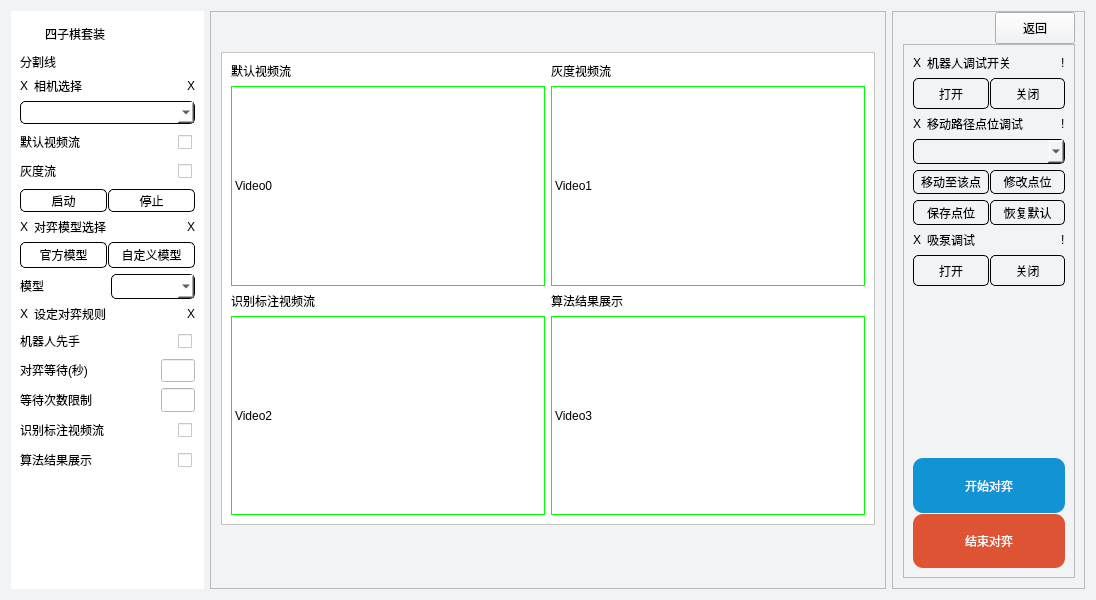
Qt form layouts/app_page.ui (elephantrobotics/Connect-4-Kit) before a commit.
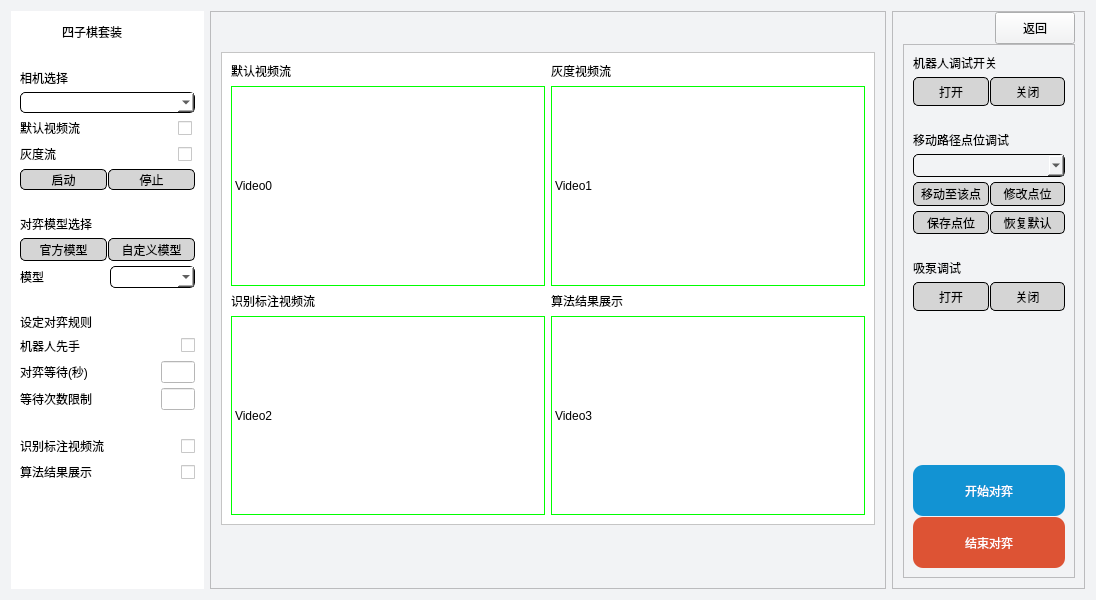
The same form after that commit. Icons and pictures are not drawn.

Commit message: gray button style & add more space between

```diff
--- a/layouts/app_page.ui
+++ b/layouts/app_page.ui
@@ -28,7 +28,10 @@
      <property name="styleSheet">
       <string notr="true">background : rgb(255, 255, 255)</string>
      </property>
-     <layout class="QVBoxLayout" name="verticalLayout_12" stretch="1,1,5,3,4,2,4">
+     <layout class="QVBoxLayout" name="verticalLayout_12" stretch="1,5,3,4,2,4">
+      <property name="spacing">
+       <number>25</number>
+      </property>
       <item>
        <layout class="QHBoxLayout" name="layout_title" stretch="1,8">
         <property name="leftMargin">
@@ -86,51 +89,16 @@
         </item>
        </layout>
       </item>
-      <item>
-       <widget class="QLabel" name="label_separator">
-        <property name="enabled">
-         <bool>true</bool>
-        </property>
-        <property name="sizePolicy">
-         <sizepolicy hsizetype="Minimum" vsizetype="Maximum">
-          <horstretch>0</horstretch>
-          <verstretch>0</verstretch>
-         </sizepolicy>
-        </property>
-        <property name="text">
-         <string>分割线</string>
-        </property>
-       </widget>
-      </item>
       <item>
        <layout class="QVBoxLayout" name="verticalLayout_4" stretch="1,1,1,1,1">
         <property name="spacing">
-         <number>6</number>
+         <number>5</number>
         </property>
         <item>
-         <layout class="QHBoxLayout" name="layout_cam_selection" stretch="0,0,0">
+         <layout class="QHBoxLayout" name="layout_cam_selection" stretch="0,0">
           <property name="leftMargin">
            <number>0</number>
           </property>
-          <item>
-           <widget class="QLabel" name="label_cam_icon">
-            <property name="sizePolicy">
-             <sizepolicy hsizetype="Maximum" vsizetype="Maximum">
-              <horstretch>0</horstretch>
-              <verstretch>0</verstretch>
-             </sizepolicy>
-            </property>
-            <property name="minimumSize">
-             <size>
-              <width>0</width>
-              <height>0</height>
-             </size>
-            </property>
-            <property name="text">
-             <string>X</string>
-            </property>
-           </widget>
-          </item>
           <item>
            <widget class="QLabel" name="label_camera_selection">
             <property name="styleSheet">
@@ -156,7 +124,7 @@
              </sizepolicy>
             </property>
             <property name="text">
-             <string>X</string>
+             <string/>
             </property>
            </widget>
           </item>
@@ -297,7 +265,8 @@
             <property name="styleSheet">
              <string notr="true">border-radius:5px;
 border:1px solid black;
-border-style:outset;</string>
+border-style:outset;
+background: rgb(213, 213, 213);</string>
             </property>
             <property name="text">
              <string>启动</string>
@@ -315,7 +284,8 @@
             <property name="styleSheet">
              <string notr="true">border-radius:5px;
 border:1px solid black;
-border-style:outset;</string>
+border-style:outset;
+background: rgb(213, 213, 213);</string>
             </property>
             <property name="text">
              <string>停止</string>
@@ -328,24 +298,14 @@
       </item>
       <item>
        <layout class="QVBoxLayout" name="verticalLayout_5" stretch="1,1,1">
+        <property name="spacing">
+         <number>5</number>
+        </property>
         <item>
-         <layout class="QHBoxLayout" name="layout_algorithm_title" stretch="1,8,0">
+         <layout class="QHBoxLayout" name="layout_algorithm_title" stretch="8,0">
           <property name="leftMargin">
            <number>0</number>
           </property>
-          <item>
-           <widget class="QLabel" name="label_16">
-            <property name="sizePolicy">
-             <sizepolicy hsizetype="Maximum" vsizetype="Maximum">
-              <horstretch>0</horstretch>
-              <verstretch>0</verstretch>
-             </sizepolicy>
-            </property>
-            <property name="text">
-             <string>X</string>
-            </property>
-           </widget>
-          </item>
           <item>
            <widget class="QLabel" name="label_17">
             <property name="styleSheet">
@@ -365,7 +325,7 @@
              </sizepolicy>
             </property>
             <property name="text">
-             <string>X</string>
+             <string/>
             </property>
            </widget>
           </item>
@@ -387,7 +347,8 @@
             <property name="styleSheet">
              <string notr="true">border-radius:5px;
 border:1px solid black;
-border-style:outset;</string>
+border-style:outset;
+background: rgb(213, 213, 213);</string>
             </property>
             <property name="text">
              <string>官方模型</string>
@@ -405,7 +366,8 @@
             <property name="styleSheet">
              <string notr="true">border-radius:5px;
 border:1px solid black;
-border-style:outset;</string>
+border-style:outset;
+background: rgb(213, 213, 213);</string>
             </property>
             <property name="text">
              <string>自定义模型</string>
@@ -449,25 +411,15 @@
        </layout>
       </item>
       <item>
-       <layout class="QVBoxLayout" name="verticalLayout_11">
+       <layout class="QVBoxLayout" name="verticalLayout_11" stretch="1,1,1,1">
+        <property name="spacing">
+         <number>5</number>
+        </property>
         <item>
-         <layout class="QHBoxLayout" name="layout_algorithm_title_2" stretch="1,8,0">
+         <layout class="QHBoxLayout" name="layout_algorithm_title_2" stretch="8,0">
           <property name="leftMargin">
            <number>0</number>
           </property>
-          <item>
-           <widget class="QLabel" name="label_21">
-            <property name="sizePolicy">
-             <sizepolicy hsizetype="Maximum" vsizetype="Maximum">
-              <horstretch>0</horstretch>
-              <verstretch>0</verstretch>
-             </sizepolicy>
-            </property>
-            <property name="text">
-             <string>X</string>
-            </property>
-           </widget>
-          </item>
           <item>
            <widget class="QLabel" name="label_22">
             <property name="styleSheet">
@@ -487,7 +439,7 @@
              </sizepolicy>
             </property>
             <property name="text">
-             <string>X</string>
+             <string/>
             </property>
            </widget>
           </item>
@@ -511,7 +463,7 @@
             </property>
            </widget>
           </item>
-          <item>
+          <item alignment="Qt::AlignRight|Qt::AlignVCenter">
            <widget class="QCheckBox" name="checkBox">
             <property name="sizePolicy">
              <sizepolicy hsizetype="Preferred" vsizetype="Preferred">
@@ -591,7 +543,7 @@
       <item>
        <layout class="QVBoxLayout" name="verticalLayout_9" stretch="1,1">
         <property name="spacing">
-         <number>6</number>
+         <number>5</number>
         </property>
         <item>
          <layout class="QHBoxLayout" name="horizontalLayout_16" stretch="9,1">
@@ -611,7 +563,7 @@
             </property>
            </widget>
           </item>
-          <item>
+          <item alignment="Qt::AlignRight">
            <widget class="QCheckBox" name="switch_video2_on">
             <property name="sizePolicy">
              <sizepolicy hsizetype="Preferred" vsizetype="Preferred">
@@ -644,7 +596,7 @@
             </property>
            </widget>
           </item>
-          <item>
+          <item alignment="Qt::AlignRight|Qt::AlignVCenter">
            <widget class="QCheckBox" name="switch_video3_on">
             <property name="sizePolicy">
              <sizepolicy hsizetype="Preferred" vsizetype="Preferred">
@@ -971,24 +923,20 @@
         <property name="frameShadow">
          <enum>QFrame::Raised</enum>
         </property>
-        <layout class="QVBoxLayout" name="verticalLayout_8" stretch="2,4,2,6,4">
+        <layout class="QVBoxLayout" name="verticalLayout_8" stretch="2,4,2,5,4">
+         <property name="spacing">
+          <number>25</number>
+         </property>
          <item>
-          <layout class="QVBoxLayout" name="verticalLayout_6">
+          <layout class="QVBoxLayout" name="verticalLayout_6" stretch="1,1">
+           <property name="spacing">
+            <number>5</number>
+           </property>
+           <property name="sizeConstraint">
+            <enum>QLayout::SetNoConstraint</enum>
+           </property>
            <item>
-            <layout class="QHBoxLayout" name="horizontalLayout_5" stretch="1,9,1">
-             <item>
-              <widget class="QLabel" name="label_5">
-               <property name="sizePolicy">
-                <sizepolicy hsizetype="Maximum" vsizetype="Maximum">
-                 <horstretch>0</horstretch>
-                 <verstretch>0</verstretch>
-                </sizepolicy>
-               </property>
-               <property name="text">
-                <string>X</string>
-               </property>
-              </widget>
-             </item>
+            <layout class="QHBoxLayout" name="horizontalLayout_5" stretch="9,1">
              <item>
               <widget class="QLabel" name="label_9">
                <property name="styleSheet">
@@ -1008,7 +956,7 @@
                 </sizepolicy>
                </property>
                <property name="text">
-                <string>!</string>
+                <string/>
                </property>
               </widget>
              </item>
@@ -1030,7 +978,8 @@
                <property name="styleSheet">
                 <string notr="true">border-radius:5px;
 border:1px solid black;
-border-style:outset;</string>
+border-style:outset;
+background: rgb(213, 213, 213);</string>
                </property>
                <property name="text">
                 <string>打开</string>
@@ -1048,7 +997,8 @@
                <property name="styleSheet">
                 <string notr="true">border-radius:5px;
 border:1px solid black;
-border-style:outset;</string>
+border-style:outset;
+background: rgb(213, 213, 213)</string>
                </property>
                <property name="text">
                 <string>关闭</string>
@@ -1061,21 +1011,11 @@
          </item>
          <item>
           <layout class="QVBoxLayout" name="verticalLayout_3">
+           <property name="spacing">
+            <number>5</number>
+           </property>
            <item>
             <layout class="QHBoxLayout" name="horizontalLayout_4">
-             <item>
-              <widget class="QLabel" name="label_10">
-               <property name="sizePolicy">
-                <sizepolicy hsizetype="Maximum" vsizetype="Maximum">
-                 <horstretch>0</horstretch>
-                 <verstretch>0</verstretch>
-                </sizepolicy>
-               </property>
-               <property name="text">
-                <string>X</string>
-               </property>
-              </widget>
-             </item>
              <item>
               <widget class="QLabel" name="label_11">
                <property name="styleSheet">
@@ -1095,7 +1035,7 @@
                 </sizepolicy>
                </property>
                <property name="text">
-                <string>!</string>
+                <string/>
                </property>
               </widget>
              </item>
@@ -1132,7 +1072,8 @@
                <property name="styleSheet">
                 <string notr="true">border-radius:5px;
 border:1px solid black;
-border-style:outset;</string>
+border-style:outset;
+background: rgb(213, 213, 213)</string>
                </property>
                <property name="text">
                 <string>移动至该点</string>
@@ -1150,7 +1091,8 @@
                <property name="styleSheet">
                 <string notr="true">border-radius:5px;
 border:1px solid black;
-border-style:outset;</string>
+border-style:outset;
+background: rgb(213, 213, 213)</string>
                </property>
                <property name="text">
                 <string>修改点位</string>
@@ -1175,7 +1117,8 @@
                <property name="styleSheet">
                 <string notr="true">border-radius:5px;
 border:1px solid black;
-border-style:outset;</string>
+border-style:outset;
+background: rgb(213, 213, 213)</string>
                </property>
                <property name="text">
                 <string>保存点位</string>
@@ -1193,7 +1136,8 @@
                <property name="styleSheet">
                 <string notr="true">border-radius:5px;
 border:1px solid black;
-border-style:outset;</string>
+border-style:outset;
+background: rgb(213, 213, 213);</string>
                </property>
                <property name="text">
                 <string>恢复默认</string>
@@ -1206,21 +1150,11 @@
          </item>
          <item>
           <layout class="QVBoxLayout" name="verticalLayout_2">
+           <property name="spacing">
+            <number>5</number>
+           </property>
            <item>
             <layout class="QHBoxLayout" name="horizontalLayout_3">
-             <item>
-              <widget class="QLabel" name="label_12">
-               <property name="sizePolicy">
-                <sizepolicy hsizetype="Maximum" vsizetype="Maximum">
-                 <horstretch>0</horstretch>
-                 <verstretch>0</verstretch>
-                </sizepolicy>
-               </property>
-               <property name="text">
-                <string>X</string>
-               </property>
-              </widget>
-             </item>
              <item>
               <widget class="QLabel" name="label_13">
                <property name="styleSheet">
@@ -1240,7 +1174,7 @@
                 </sizepolicy>
                </property>
                <property name="text">
-                <string>!</string>
+                <string/>
                </property>
               </widget>
              </item>
@@ -1262,7 +1196,8 @@
                <property name="styleSheet">
                 <string notr="true">border-radius:5px;
 border:1px solid black;
-border-style:outset;</string>
+border-style:outset;
+background: rgb(213, 213, 213);</string>
                </property>
                <property name="text">
                 <string>打开</string>
@@ -1280,7 +1215,8 @@
                <property name="styleSheet">
                 <string notr="true">border-radius:5px;
 border:1px solid black;
-border-style:outset;</string>
+border-style:outset;
+background: rgb(213, 213, 213);</string>
                </property>
                <property name="text">
                 <string>关闭</string>
```
The commit also changes 1 other file.
